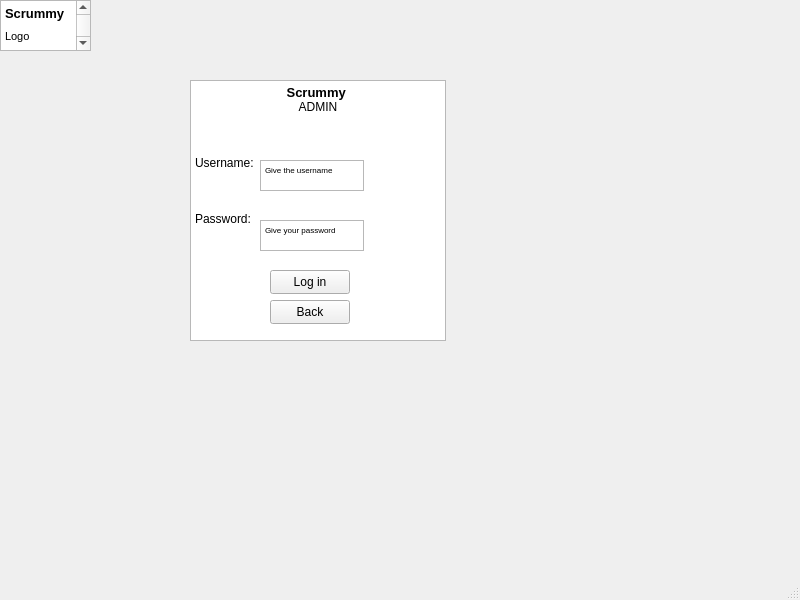
Old version of the form code/Staging_Environment/Recovered/Staging_Environment_Recorverd/adminstrator.ui in the repository muazzamaqeel/Software-Project-CTS-5.
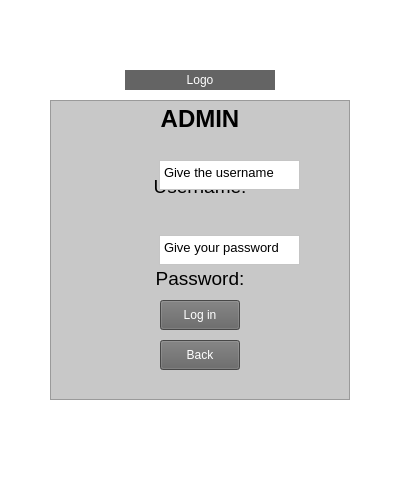
New version of the form. Icons and pictures are not drawn.

Commit message: Admin Projects/Creation, Deletion

The edit to the form file:
```diff
--- a/code/Staging_Environment/Recovered/Staging_Environment_Recorverd/adminstrator.ui
+++ b/code/Staging_Environment/Recovered/Staging_Environment_Recorverd/adminstrator.ui
@@ -6,10 +6,22 @@
    <rect>
     <x>0</x>
     <y>0</y>
-    <width>800</width>
-    <height>600</height>
+    <width>400</width>
+    <height>500</height>
    </rect>
   </property>
+  <property name="minimumSize">
+   <size>
+    <width>400</width>
+    <height>500</height>
+   </size>
+  </property>
+  <property name="maximumSize">
+   <size>
+    <width>400</width>
+    <height>500</height>
+   </size>
+  </property>
   <property name="font">
    <font>
     <family>.AppleSystemUIFont</family>
@@ -18,38 +30,28 @@
   <property name="windowTitle">
    <string>MainWindow</string>
   </property>
+  <property name="styleSheet">
+   <string notr="true">QMainWindow {
+background-color: rgb(255, 255, 255);
+color: black;
+}</string>
+  </property>
   <widget class="QWidget" name="centralwidget">
-   <widget class="QTextBrowser" name="textBrowser_2">
-    <property name="geometry">
-     <rect>
-      <x>0</x>
-      <y>0</y>
-      <width>91</width>
-      <height>51</height>
-     </rect>
-    </property>
-    <property name="html">
-     <string>&lt;!DOCTYPE HTML PUBLIC &quot;-//W3C//DTD HTML 4.0//EN&quot; &quot;http://www.w3.org/TR/REC-html40/strict.dtd&quot;&gt;
-&lt;html&gt;&lt;head&gt;&lt;meta name=&quot;qrichtext&quot; content=&quot;1&quot; /&gt;&lt;meta charset=&quot;utf-8&quot; /&gt;&lt;style type=&quot;text/css&quot;&gt;
-p, li { white-space: pre-wrap; }
-hr { height: 1px; border-width: 0; }
-li.unchecked::marker { content: &quot;\2610&quot;; }
-li.checked::marker { content: &quot;\2612&quot;; }
-&lt;/style&gt;&lt;/head&gt;&lt;body style=&quot; font-family:'.AppleSystemUIFont'; font-size:13pt; font-weight:400; font-style:normal;&quot;&gt;
-&lt;p style=&quot; margin-top:0px; margin-bottom:0px; margin-left:0px; margin-right:0px; -qt-block-indent:0; text-indent:0px;&quot;&gt;&lt;span style=&quot; font-family:'Segoe UI'; font-size:16pt; font-weight:700; vertical-align:super;&quot;&gt;Scrummy&lt;/span&gt;&lt;/p&gt;
-&lt;p style=&quot; margin-top:0px; margin-bottom:0px; margin-left:0px; margin-right:0px; -qt-block-indent:0; text-indent:0px;&quot;&gt;&lt;span style=&quot; font-family:'Segoe UI'; font-size:8pt;&quot;&gt;Logo&lt;/span&gt;&lt;/p&gt;
-&lt;p style=&quot;-qt-paragraph-type:empty; margin-top:0px; margin-bottom:0px; margin-left:0px; margin-right:0px; -qt-block-indent:0; text-indent:0px; font-family:'Segoe UI'; font-size:8pt;&quot;&gt;&lt;br /&gt;&lt;/p&gt;&lt;/body&gt;&lt;/html&gt;</string>
-    </property>
-   </widget>
    <widget class="QTextBrowser" name="textBrowser_3">
     <property name="geometry">
      <rect>
-      <x>190</x>
-      <y>80</y>
-      <width>256</width>
-      <height>261</height>
+      <x>50</x>
+      <y>100</y>
+      <width>300</width>
+      <height>300</height>
      </rect>
     </property>
+    <property name="styleSheet">
+     <string notr="true">QTextBrowser {
+background-color: rgb(200, 200, 200);
+color: black;
+}</string>
+    </property>
     <property name="html">
      <string>&lt;!DOCTYPE HTML PUBLIC &quot;-//W3C//DTD HTML 4.0//EN&quot; &quot;http://www.w3.org/TR/REC-html40/strict.dtd&quot;&gt;
 &lt;html&gt;&lt;head&gt;&lt;meta name=&quot;qrichtext&quot; content=&quot;1&quot; /&gt;&lt;meta charset=&quot;utf-8&quot; /&gt;&lt;style type=&quot;text/css&quot;&gt;
@@ -58,16 +60,15 @@
 li.unchecked::marker { content: &quot;\2610&quot;; }
 li.checked::marker { content: &quot;\2612&quot;; }
 &lt;/style&gt;&lt;/head&gt;&lt;body style=&quot; font-family:'.AppleSystemUIFont'; font-size:13pt; font-weight:400; font-style:normal;&quot;&gt;
-&lt;p align=&quot;center&quot; style=&quot; margin-top:0px; margin-bottom:0px; margin-left:0px; margin-right:0px; -qt-block-indent:0; text-indent:0px;&quot;&gt;&lt;span style=&quot; font-family:'Segoe UI'; font-size:10pt; font-weight:700;&quot;&gt;Scrummy&lt;/span&gt;&lt;span style=&quot; font-family:'Segoe UI'; font-size:10pt;&quot;&gt; &lt;/span&gt;&lt;/p&gt;
-&lt;p align=&quot;center&quot; style=&quot; margin-top:0px; margin-bottom:0px; margin-left:0px; margin-right:0px; -qt-block-indent:0; text-indent:0px;&quot;&gt;&lt;span style=&quot; font-family:'Segoe UI'; font-size:9pt;&quot;&gt;ADMIN&lt;/span&gt;&lt;/p&gt;
+&lt;p align=&quot;center&quot; style=&quot; margin-top:0px; margin-bottom:0px; margin-left:0px; margin-right:0px; -qt-block-indent:0; text-indent:0px;&quot;&gt;&lt;span style=&quot; font-family:'Segoe UI'; font-size:18pt; font-weight:700;&quot;&gt;ADMIN&lt;/span&gt;&lt;/p&gt;
 &lt;p style=&quot;-qt-paragraph-type:empty; margin-top:0px; margin-bottom:0px; margin-left:0px; margin-right:0px; -qt-block-indent:0; text-indent:0px; font-family:'Segoe UI'; font-size:9pt;&quot;&gt;&lt;br /&gt;&lt;/p&gt;
 &lt;p style=&quot;-qt-paragraph-type:empty; margin-top:0px; margin-bottom:0px; margin-left:0px; margin-right:0px; -qt-block-indent:0; text-indent:0px; font-family:'Segoe UI'; font-size:9pt;&quot;&gt;&lt;br /&gt;&lt;/p&gt;
 &lt;p style=&quot;-qt-paragraph-type:empty; margin-top:0px; margin-bottom:0px; margin-left:0px; margin-right:0px; -qt-block-indent:0; text-indent:0px; font-family:'Segoe UI'; font-size:9pt;&quot;&gt;&lt;br /&gt;&lt;/p&gt;
-&lt;p style=&quot; margin-top:0px; margin-bottom:0px; margin-left:0px; margin-right:0px; -qt-block-indent:0; text-indent:0px;&quot;&gt;&lt;span style=&quot; font-family:'Segoe UI'; font-size:9pt;&quot;&gt;Username:&lt;/span&gt;&lt;/p&gt;
-&lt;p style=&quot;-qt-paragraph-type:empty; margin-top:0px; margin-bottom:0px; margin-left:0px; margin-right:0px; -qt-block-indent:0; text-indent:0px; font-family:'Segoe UI'; font-size:9pt;&quot;&gt;&lt;br /&gt;&lt;/p&gt;
-&lt;p style=&quot;-qt-paragraph-type:empty; margin-top:0px; margin-bottom:0px; margin-left:0px; margin-right:0px; -qt-block-indent:0; text-indent:0px; font-family:'Segoe UI'; font-size:9pt;&quot;&gt;&lt;br /&gt;&lt;/p&gt;
-&lt;p style=&quot;-qt-paragraph-type:empty; margin-top:0px; margin-bottom:0px; margin-left:0px; margin-right:0px; -qt-block-indent:0; text-indent:0px; font-family:'Segoe UI'; font-size:9pt;&quot;&gt;&lt;br /&gt;&lt;/p&gt;
-&lt;p style=&quot; margin-top:0px; margin-bottom:0px; margin-left:0px; margin-right:0px; -qt-block-indent:0; text-indent:0px;&quot;&gt;&lt;span style=&quot; font-family:'Segoe UI'; font-size:9pt;&quot;&gt;Password:&lt;/span&gt;&lt;/p&gt;
+&lt;p align=&quot;center&quot; style=&quot; margin-top:0px; margin-bottom:0px; margin-left:0px; margin-right:0px; -qt-block-indent:0; text-indent:0px;&quot;&gt;&lt;span style=&quot; font-family:'Segoe UI'; font-size:14pt;&quot;&gt;Username:                                        &lt;/span&gt;&lt;/p&gt;
+&lt;p style=&quot;-qt-paragraph-type:empty; margin-top:0px; margin-bottom:0px; margin-left:0px; margin-right:0px; -qt-block-indent:0; text-indent:0px; font-family:'Segoe UI'; font-size:14pt;&quot;&gt;&lt;br /&gt;&lt;/p&gt;
+&lt;p style=&quot;-qt-paragraph-type:empty; margin-top:0px; margin-bottom:0px; margin-left:0px; margin-right:0px; -qt-block-indent:0; text-indent:0px; font-family:'Segoe UI'; font-size:14pt;&quot;&gt;&lt;br /&gt;&lt;/p&gt;
+&lt;p style=&quot;-qt-paragraph-type:empty; margin-top:0px; margin-bottom:0px; margin-left:0px; margin-right:0px; -qt-block-indent:0; text-indent:0px; font-family:'Segoe UI'; font-size:14pt;&quot;&gt;&lt;br /&gt;&lt;/p&gt;
+&lt;p align=&quot;center&quot; style=&quot; margin-top:0px; margin-bottom:0px; margin-left:0px; margin-right:0px; -qt-block-indent:0; text-indent:0px;&quot;&gt;&lt;span style=&quot; font-family:'Segoe UI'; font-size:14pt;&quot;&gt;Password:                                        &lt;/span&gt;&lt;/p&gt;
 &lt;p style=&quot;-qt-paragraph-type:empty; margin-top:0px; margin-bottom:0px; margin-left:0px; margin-right:0px; -qt-block-indent:0; text-indent:0px; font-family:'Segoe UI'; font-size:9pt;&quot;&gt;&lt;br /&gt;&lt;/p&gt;
 &lt;p style=&quot;-qt-paragraph-type:empty; margin-top:0px; margin-bottom:0px; margin-left:0px; margin-right:0px; -qt-block-indent:0; text-indent:0px; font-family:'Segoe UI'; font-size:9pt;&quot;&gt;&lt;br /&gt;&lt;/p&gt;
 &lt;p style=&quot;-qt-paragraph-type:empty; margin-top:0px; margin-bottom:0px; margin-left:0px; margin-right:0px; -qt-block-indent:0; text-indent:0px; font-family:'Segoe UI'; font-size:9pt;&quot;&gt;&lt;br /&gt;&lt;/p&gt;
@@ -79,12 +80,18 @@
    <widget class="QTextEdit" name="textEdit">
     <property name="geometry">
      <rect>
-      <x>260</x>
+      <x>159</x>
       <y>160</y>
-      <width>104</width>
-      <height>31</height>
+      <width>141</width>
+      <height>30</height>
      </rect>
     </property>
+    <property name="styleSheet">
+     <string notr="true">QTextEdit {
+background-color: rgb(255, 255, 255);
+color: rgb(0, 0, 0)
+}</string>
+    </property>
     <property name="html">
      <string>&lt;!DOCTYPE HTML PUBLIC &quot;-//W3C//DTD HTML 4.0//EN&quot; &quot;http://www.w3.org/TR/REC-html40/strict.dtd&quot;&gt;
 &lt;html&gt;&lt;head&gt;&lt;meta name=&quot;qrichtext&quot; content=&quot;1&quot; /&gt;&lt;meta charset=&quot;utf-8&quot; /&gt;&lt;style type=&quot;text/css&quot;&gt;
@@ -93,18 +100,24 @@
 li.unchecked::marker { content: &quot;\2610&quot;; }
 li.checked::marker { content: &quot;\2612&quot;; }
 &lt;/style&gt;&lt;/head&gt;&lt;body style=&quot; font-family:'.AppleSystemUIFont'; font-size:13pt; font-weight:400; font-style:normal;&quot;&gt;
-&lt;p style=&quot; margin-top:0px; margin-bottom:0px; margin-left:0px; margin-right:0px; -qt-block-indent:0; text-indent:0px;&quot;&gt;&lt;span style=&quot; font-family:'Segoe UI'; font-size:6pt;&quot;&gt;Give the username&lt;/span&gt;&lt;/p&gt;&lt;/body&gt;&lt;/html&gt;</string>
+&lt;p style=&quot; margin-top:0px; margin-bottom:0px; margin-left:0px; margin-right:0px; -qt-block-indent:0; text-indent:0px;&quot;&gt;&lt;span style=&quot; font-family:'Segoe UI'; font-size:10pt;&quot;&gt;Give the username&lt;/span&gt;&lt;/p&gt;&lt;/body&gt;&lt;/html&gt;</string>
     </property>
    </widget>
    <widget class="QTextEdit" name="textEdit_2">
     <property name="geometry">
      <rect>
-      <x>260</x>
-      <y>220</y>
-      <width>104</width>
-      <height>31</height>
+      <x>159</x>
+      <y>235</y>
+      <width>141</width>
+      <height>30</height>
      </rect>
     </property>
+    <property name="styleSheet">
+     <string notr="true">QTextEdit {
+background-color: rgb(255, 255, 255);
+color: rgb(0, 0, 0)
+}</string>
+    </property>
     <property name="html">
      <string>&lt;!DOCTYPE HTML PUBLIC &quot;-//W3C//DTD HTML 4.0//EN&quot; &quot;http://www.w3.org/TR/REC-html40/strict.dtd&quot;&gt;
 &lt;html&gt;&lt;head&gt;&lt;meta name=&quot;qrichtext&quot; content=&quot;1&quot; /&gt;&lt;meta charset=&quot;utf-8&quot; /&gt;&lt;style type=&quot;text/css&quot;&gt;
@@ -113,47 +126,97 @@
 li.unchecked::marker { content: &quot;\2610&quot;; }
 li.checked::marker { content: &quot;\2612&quot;; }
 &lt;/style&gt;&lt;/head&gt;&lt;body style=&quot; font-family:'.AppleSystemUIFont'; font-size:13pt; font-weight:400; font-style:normal;&quot;&gt;
-&lt;p style=&quot; margin-top:0px; margin-bottom:0px; margin-left:0px; margin-right:0px; -qt-block-indent:0; text-indent:0px;&quot;&gt;&lt;span style=&quot; font-family:'Segoe UI'; font-size:6pt;&quot;&gt;Give your password&lt;/span&gt;&lt;/p&gt;&lt;/body&gt;&lt;/html&gt;</string>
+&lt;p style=&quot; margin-top:0px; margin-bottom:0px; margin-left:0px; margin-right:0px; -qt-block-indent:0; text-indent:0px;&quot;&gt;&lt;span style=&quot; font-family:'Segoe UI'; font-size:10pt;&quot;&gt;Give your password&lt;/span&gt;&lt;/p&gt;&lt;/body&gt;&lt;/html&gt;</string>
     </property>
    </widget>
    <widget class="QPushButton" name="adminlogin">
     <property name="geometry">
      <rect>
-      <x>270</x>
-      <y>270</y>
-      <width>80</width>
-      <height>24</height>
-     </rect>
-    </property>
-    <property name="text">
-     <string>Log in</string>
-    </property>
-   </widget>
-   <widget class="QPushButton" name="pushButton_2">
-    <property name="geometry">
-     <rect>
-      <x>270</x>
+      <x>160</x>
       <y>300</y>
       <width>80</width>
-      <height>24</height>
+      <height>30</height>
      </rect>
+    </property>
+    <property name="autoFillBackground">
+     <bool>true</bool>
+    </property>
+    <property name="styleSheet">
+     <string notr="true">QPushButton {
+background-color: rgb(100, 100, 100);
+color: rgb(255, 255, 255)
+}</string>
+    </property>
+    <property name="text">
+     <string>Log in</string>
+    </property>
+   </widget>
+   <widget class="QPushButton" name="backButton">
+    <property name="geometry">
+     <rect>
+      <x>160</x>
+      <y>340</y>
+      <width>80</width>
+      <height>30</height>
+     </rect>
+    </property>
+    <property name="autoFillBackground">
+     <bool>true</bool>
+    </property>
+    <property name="styleSheet">
+     <string notr="true">QPushButton {
+background-color: rgb(100, 100, 100);
+color: rgb(255, 255, 255)
+}</string>
     </property>
     <property name="text">
      <string>Back</string>
     </property>
    </widget>
+   <widget class="QLabel" name="logo">
+    <property name="geometry">
+     <rect>
+      <x>125</x>
+      <y>70</y>
+      <width>150</width>
+      <height>20</height>
+     </rect>
+    </property>
+    <property name="minimumSize">
+     <size>
+      <width>150</width>
+      <height>20</height>
+     </size>
+    </property>
+    <property name="maximumSize">
+     <size>
+      <width>150</width>
+      <height>20</height>
+     </size>
+    </property>
+    <property name="styleSheet">
+     <string notr="true">QLabel {
+background-color: rgb(100, 100, 100);
+color: white;
+}</string>
+    </property>
+    <property name="text">
+     <string>Logo</string>
+    </property>
+    <property name="pixmap">
+     <pixmap>../../../../../../../Wireframes/psd/Logo.svg</pixmap>
+    </property>
+    <property name="scaledContents">
+     <bool>true</bool>
+    </property>
+    <property name="alignment">
+     <set>Qt::AlignCenter</set>
+    </property>
+    <property name="indent">
+     <number>0</number>
+    </property>
+   </widget>
   </widget>
-  <widget class="QMenuBar" name="menubar">
-   <property name="geometry">
-    <rect>
-     <x>0</x>
-     <y>0</y>
-     <width>800</width>
-     <height>24</height>
-    </rect>
-   </property>
-  </widget>
-  <widget class="QStatusBar" name="statusbar"/>
  </widget>
  <resources/>
  <connections/>
```
Left out of the diff: 2 changed lines with no effect on the pictures. The commit also changes 12 other files.
